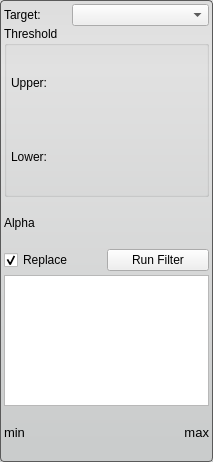
Before: the Qt Designer form Interface/ToolInterface/HistogramEqualizationFilterInterface.ui in jessdtate/Seg3D, drawn with Qt 5.
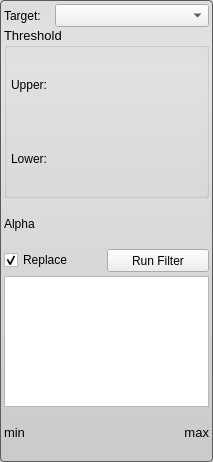
After: the same form once the commit is applied.

```diff
--- a/Interface/ToolInterface/HistogramEqualizationFilterInterface.ui
+++ b/Interface/ToolInterface/HistogramEqualizationFilterInterface.ui
@@ -46,7 +46,7 @@
     <number>4</number>
    </property>
    <item>
-    <layout class="QHBoxLayout" name="activeHLayout" stretch="1,2">
+    <layout class="QHBoxLayout" name="activeHLayout" stretch="1,3">
      <property name="spacing">
       <number>0</number>
      </property>
@@ -58,7 +58,20 @@
       </widget>
      </item>
      <item>
-      <widget class="QComboBox" name="targetComboBox"/>
+      <widget class="QComboBox" name="targetComboBox">
+       <property name="maximumSize">
+        <size>
+         <width>16777215</width>
+         <height>23</height>
+        </size>
+       </property>
+       <property name="sizeAdjustPolicy">
+        <enum>QComboBox::AdjustToMinimumContentsLength</enum>
+       </property>
+       <property name="minimumContentsLength">
+        <number>12</number>
+       </property>
+      </widget>
      </item>
     </layout>
    </item>
@@ -82,6 +95,11 @@
        <height>171</height>
       </size>
      </property>
+     <property name="font">
+      <font>
+       <pointsize>10</pointsize>
+      </font>
+     </property>
      <property name="title">
       <string>Threshold</string>
      </property>
@@ -192,6 +210,12 @@
      </item>
      <item>
       <widget class="QPushButton" name="runButton">
+       <property name="maximumSize">
+        <size>
+         <width>16777215</width>
+         <height>23</height>
+        </size>
+       </property>
        <property name="text">
         <string>Run Filter</string>
        </property>
```
